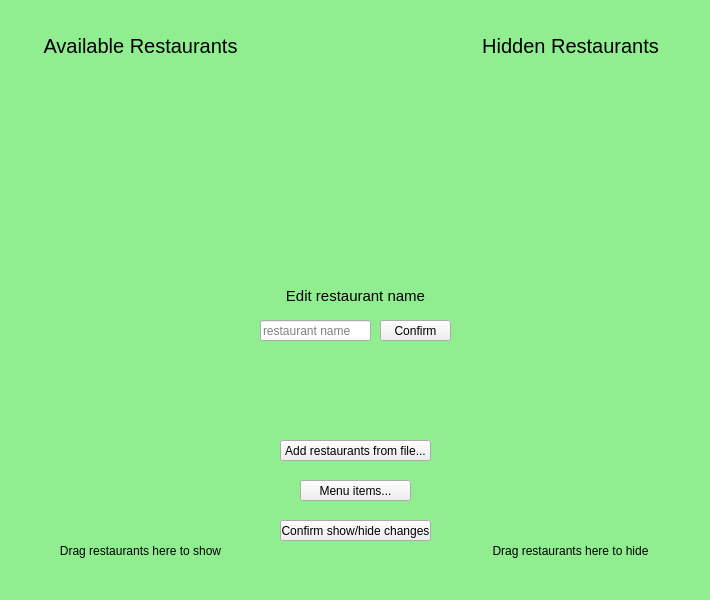
Above: src/views/adminview.ui from fast-food-finder-associates/FastFoodFinder before the change. Below: the same form after it.
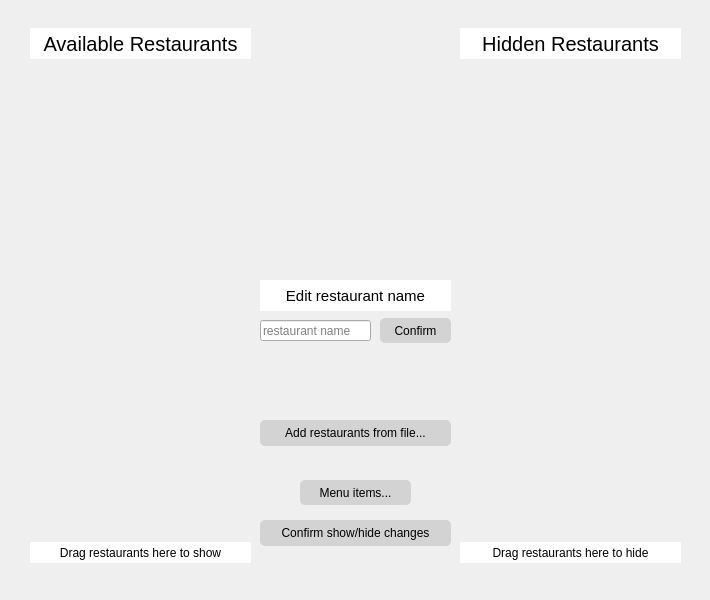
That is the form after the change. Icons and pictures are not drawn.

What changed in the file:
```diff
--- a/src/views/adminview.ui
+++ b/src/views/adminview.ui
@@ -27,7 +27,9 @@
    </property>
    <widget class="QWidget" name="page_restSelect">
     <property name="styleSheet">
-     <string notr="true">QWidget#page_restSelect { background-color: lightgreen; }</string>
+     <string notr="true">QWidget#page_restSelect {
+background: url(:/res/artboard_admin.png);
+}</string>
     </property>
     <widget class="QWidget" name="widget_restListAvailable" native="true">
      <property name="geometry">
@@ -42,12 +44,17 @@
     <widget class="QPushButton" name="pushButton_confirmRestChanges">
      <property name="geometry">
       <rect>
-       <x>280</x>
+       <x>260</x>
        <y>520</y>
-       <width>151</width>
-       <height>21</height>
+       <width>191</width>
+       <height>26</height>
       </rect>
      </property>
+     <property name="styleSheet">
+      <string notr="true">background-color:lightgray;
+border-radius:5px;
+color:black;</string>
+     </property>
      <property name="text">
       <string>Confirm show/hide changes</string>
      </property>
@@ -65,14 +72,14 @@
     <widget class="QLabel" name="label_restListAvailable">
      <property name="geometry">
       <rect>
-       <x>40</x>
-       <y>30</y>
-       <width>201</width>
+       <x>30</x>
+       <y>28</y>
+       <width>221</width>
        <height>31</height>
       </rect>
      </property>
      <property name="styleSheet">
-      <string notr="true">QLabel { font-size: 20px; }</string>
+      <string notr="true">QLabel { font-size: 20px; background-color:white;color:black;}</string>
      </property>
      <property name="text">
       <string>Available Restaurants</string>
@@ -84,14 +91,18 @@
     <widget class="QLabel" name="label_restListHidden">
      <property name="geometry">
       <rect>
-       <x>470</x>
-       <y>30</y>
-       <width>201</width>
+       <x>460</x>
+       <y>28</y>
+       <width>221</width>
        <height>31</height>
       </rect>
      </property>
      <property name="styleSheet">
-      <string notr="true">QLabel { font-size: 20px; }</string>
+      <string notr="true">QLabel { 
+font-size: 20px;
+background-color:white;
+color:black;
+}</string>
      </property>
      <property name="text">
       <string>Hidden Restaurants</string>
@@ -103,12 +114,16 @@
     <widget class="QLabel" name="label_instructionHide">
      <property name="geometry">
       <rect>
-       <x>470</x>
-       <y>540</y>
-       <width>201</width>
+       <x>460</x>
+       <y>542</y>
+       <width>221</width>
        <height>21</height>
       </rect>
      </property>
+     <property name="styleSheet">
+      <string notr="true">background-color:white;
+color:black;</string>
+     </property>
      <property name="text">
       <string>Drag restaurants here to hide</string>
      </property>
@@ -119,12 +134,17 @@
     <widget class="QPushButton" name="pushButton_addFromFile">
      <property name="geometry">
       <rect>
-       <x>280</x>
-       <y>440</y>
-       <width>151</width>
-       <height>21</height>
+       <x>260</x>
+       <y>420</y>
+       <width>191</width>
+       <height>26</height>
       </rect>
      </property>
+     <property name="styleSheet">
+      <string notr="true">background-color:lightgray;
+border-radius:5px;
+color:black;</string>
+     </property>
      <property name="text">
       <string>Add restaurants from file...</string>
      </property>
@@ -132,12 +152,16 @@
     <widget class="QLabel" name="label_instructionRestore">
      <property name="geometry">
       <rect>
-       <x>40</x>
-       <y>540</y>
-       <width>201</width>
+       <x>30</x>
+       <y>542</y>
+       <width>221</width>
        <height>21</height>
       </rect>
      </property>
+     <property name="styleSheet">
+      <string notr="true">background-color:white;
+color:black;</string>
+     </property>
      <property name="text">
       <string>Drag restaurants here to show</string>
      </property>
@@ -151,9 +175,14 @@
        <x>300</x>
        <y>480</y>
        <width>111</width>
-       <height>21</height>
+       <height>25</height>
       </rect>
      </property>
+     <property name="styleSheet">
+      <string notr="true">background-color:lightgray;
+border-radius:5px;
+color:black;</string>
+     </property>
      <property name="text">
       <string>Menu items...</string>
      </property>
@@ -162,11 +191,16 @@
      <property name="geometry">
       <rect>
        <x>380</x>
-       <y>320</y>
+       <y>318</y>
        <width>71</width>
-       <height>21</height>
+       <height>25</height>
       </rect>
      </property>
+     <property name="styleSheet">
+      <string notr="true">background-color:lightgray;
+border-radius:5px;
+color:black;</string>
+     </property>
      <property name="text">
       <string>Confirm</string>
      </property>
@@ -194,7 +228,11 @@
       </rect>
      </property>
      <property name="styleSheet">
-      <string notr="true">QLabel { font-size: 15px; }</string>
+      <string notr="true">QLabel { 
+font-size: 15px; 
+background-color:white;
+color:black;
+}</string>
      </property>
      <property name="text">
       <string>Edit restaurant name</string>
```
Left out of the diff: 4 changed lines with no effect on the pictures.
